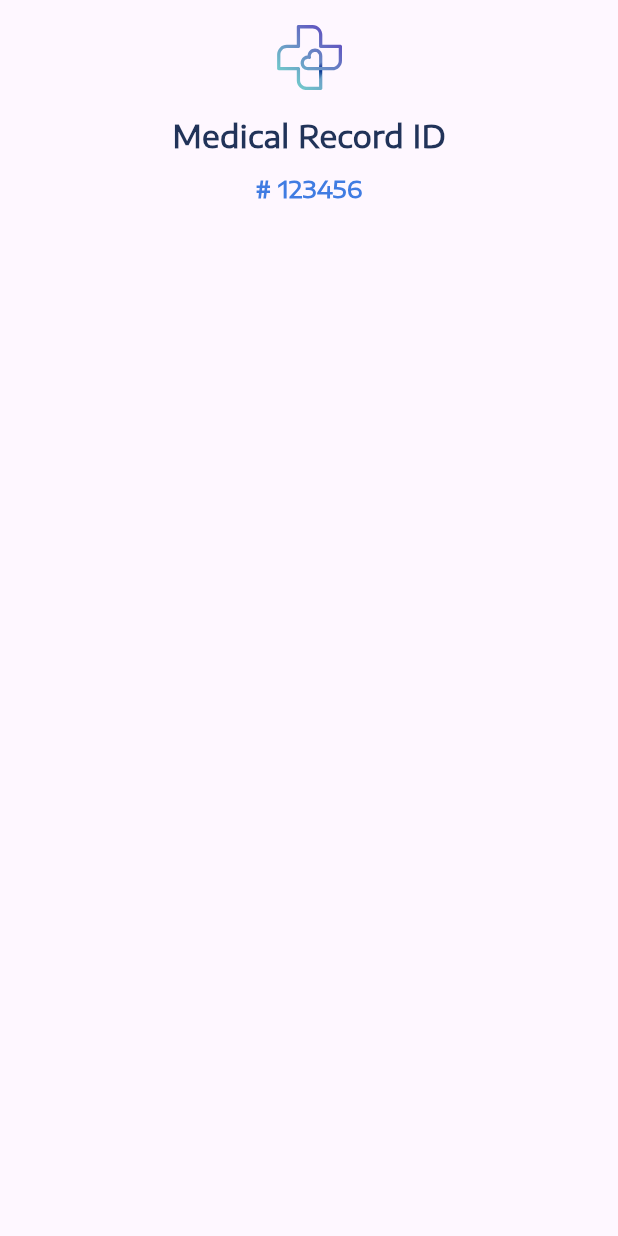
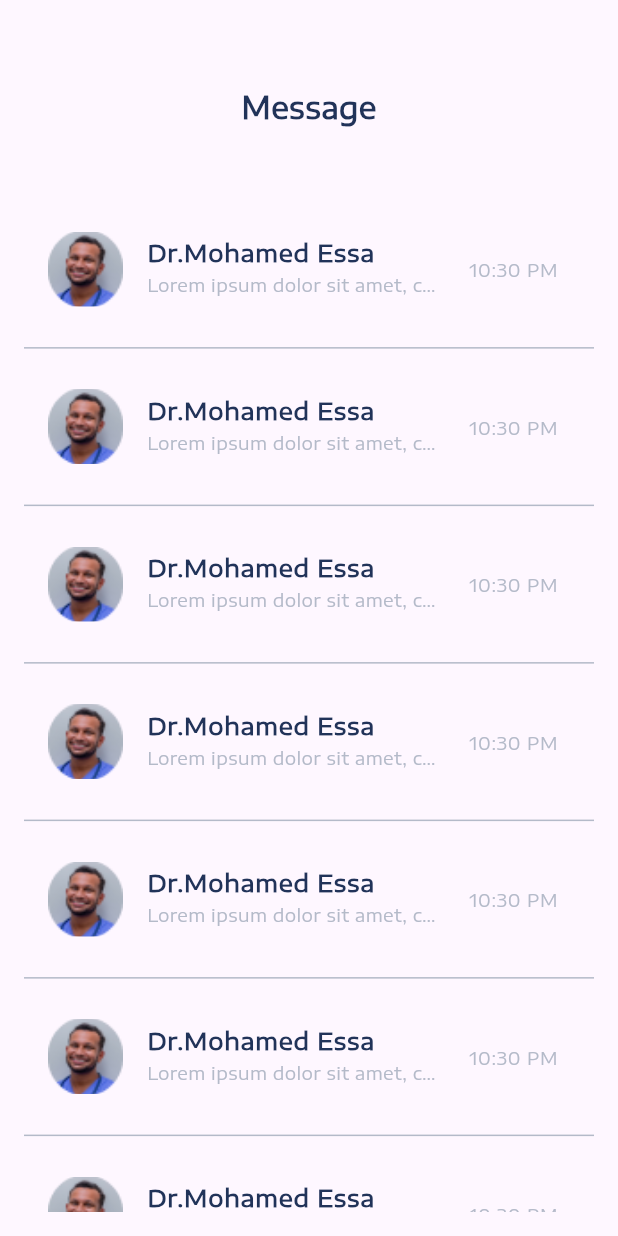
Before and after one commit to Med-EG/Flutter, a Flutter app: the MessageScreen screen opened directly, on a phone screen of 412 x 824 dp. Run offline on Flutter 3.47's test engine with Material 3 defaults, Android fonts, the phone set to English and light mode, and no system bars; our stand-ins replace dropdown_textfield, flutter_svg, google_nav_bar.

Commit message:
create message screen and change method of navigation to screen.id

```diff
--- a/lib/Views/chat_screen.dart
+++ b/lib/Views/chat_screen.dart
@@ -7,7 +7,7 @@ import '../widgets/custom_arrow_back.dart';
 
 class ChatScreen extends StatelessWidget {
   const ChatScreen({super.key});
-
+final String id = 'chatScreen';
   @override
   Widget build(BuildContext context) {
     double screenWidth = MediaQuery.of(context).size.width;
@@ -32,7 +32,7 @@ class ChatScreen extends StatelessWidget {
             ),
             Expanded(
               child: ListView.builder(itemBuilder: (context, index) {
-                return const ChatBubble();
+                return const ChatBubbleForFriend();
               }),
             ),
             const CustomTextFormField(label: 'type message here...')
--- a/lib/Views/message_screen.dart
+++ b/lib/Views/message_screen.dart
@@ -1,51 +1,39 @@
 import 'package:flutter/material.dart';
-import 'package:flutter_svg/flutter_svg.dart';
 import 'package:med_eg/constants/colors.dart';
+import 'package:med_eg/widgets/message_list_tile.dart';
 
 class MessageScreen extends StatelessWidget {
   const MessageScreen({super.key});
-
+final String id = 'messageScreen';
   @override
   Widget build(BuildContext context) {
     double screenHeight = MediaQuery.of(context).size.height;
+
     return SafeArea(
       child: Scaffold(
         body: Center(
           child: Padding(
-            padding: const EdgeInsets.all(16),
-            child: Column(
-              children: [
-                SvgPicture.asset('assets/images/SVG/Frame (1).svg'),
+              padding: const EdgeInsets.all(16),
+              child: Column(children: [
                 SizedBox(
-                  height: screenHeight * 0.02,
+                  height: screenHeight * 0.05,
                 ),
                 const Text(
-                  'Medical Record ID',
+                  'Message',
                   style: TextStyle(
                       color: darkBlue,
                       fontSize: 20,
                       fontWeight: FontWeight.bold),
                 ),
                 SizedBox(
-                  height: screenHeight * 0.01,
+                  height: screenHeight * 0.05,
                 ),
-                const Text(
-                  '# 123456',
-                  style: TextStyle(
-                      color: kPrimaryColor,
-                      fontSize: 16,
-                      fontWeight: FontWeight.bold),
-                ),
-                 SingleChildScrollView(
-                  child: Column(
-                    children: [
-
-                    ],
-                  ),
+                Expanded(
+                  child: ListView.builder(itemBuilder: (context, index) {
+                    return const MessageListTile();
+                  }),
                 )
-              ],
-            ),
-          ),
+              ])),
         ),
       ),
     );
--- a/lib/Views/signUp1.dart
+++ b/lib/Views/signUp1.dart
@@ -1,5 +1,6 @@
 import 'package:flutter/material.dart';
 import 'package:flutter_svg/flutter_svg.dart';
+import 'package:med_eg/Views/signUp2.dart';
 import 'package:med_eg/constants/texts.dart';
 import '../constants/colors.dart';
 import '../widgets/custom_button.dart';
@@ -8,7 +9,7 @@ import '../widgets/signUP_with.dart';
 
 class SignUp1 extends StatefulWidget {
   const SignUp1({super.key});
-
+final String id = 'signUp1';
   @override
   State<SignUp1> createState() => _SignUp1State();
 }
@@ -133,7 +134,7 @@ class _SignUp1State extends State<SignUp1> {
                 onTap: () {
                   if (nationalIDController.text.length == 14 &&
                       agree == true) {
-                    Navigator.pushNamed(context, '/signUp2');
+                    Navigator.pushNamed(context, const SignUp2().id);
                   } else if (nationalIDController.text.isEmpty ||
                       agree == false) {
                     setState(() {
--- a/lib/Views/signUp10.dart
+++ b/lib/Views/signUp10.dart
@@ -1,4 +1,5 @@
 import 'package:flutter/material.dart';
+import 'package:med_eg/Views/signUp6.dart';
 import '../constants/colors.dart';
 import '../widgets/custom_arrow_back.dart';
 import '../widgets/custom_button.dart';
@@ -9,7 +10,7 @@ import '../widgets/custom_text_information.dart';
 
 class SignUp10 extends StatelessWidget {
   const SignUp10({super.key});
-
+final String id = 'signUp10';
   @override
   Widget build(BuildContext context) {
     double screenHeight = MediaQuery.of(context).size.height;
@@ -56,7 +57,7 @@ class SignUp10 extends StatelessWidget {
                         text: 'Save',
                         color: kPrimaryColor,
                         onTap: () {
-                          Navigator.pushNamed(context, '/signUp11');
+                          Navigator.pushNamed(context, const SignUp6().id);
                         },
                       )
                     ],
--- a/lib/Views/signUp11.dart
+++ b/lib/Views/signUp11.dart
@@ -1,4 +1,5 @@
 import 'package:flutter/material.dart';
+import 'package:med_eg/Views/signUp6.dart';
 import 'package:med_eg/constants/colors.dart';
 import '../widgets/custom_arrow_back.dart';
 import '../widgets/custom_button.dart';
@@ -8,7 +9,7 @@ import '../widgets/custom_text_information.dart';
 
 class SignUp11 extends StatelessWidget {
   const SignUp11({super.key});
-
+final String id = 'signUp11';
   @override
   Widget build(BuildContext context) {
     double screenHeight = MediaQuery.of(context).size.height;
@@ -47,7 +48,7 @@ class SignUp11 extends StatelessWidget {
                         text: 'Save',
                         color: kPrimaryColor,
                         onTap: () {
-                          Navigator.pushNamed(context, '/signUp12');
+                          Navigator.pushNamed(context, const SignUp6().id);
                         },
                       )
                     ],
--- a/lib/Views/signUp12.dart
+++ b/lib/Views/signUp12.dart
@@ -5,7 +5,7 @@ import '../widgets/custom_text_information.dart';
 
 class SignUp12 extends StatelessWidget {
   const SignUp12({super.key});
-
+final String id = 'signUp12';
   @override
   Widget build(BuildContext context) {
 
--- a/lib/Views/signUp2.dart
+++ b/lib/Views/signUp2.dart
@@ -1,5 +1,6 @@
 import 'package:flutter/material.dart';
 import 'package:flutter_svg/svg.dart';
+import 'package:med_eg/Views/signUp3.dart';
 import '../widgets/custom_arrow_back.dart';
 import '../widgets/custom_button.dart';
 import '../widgets/custom_form.dart';
@@ -7,7 +8,7 @@ import '../widgets/custom_profile_container.dart';
 
 class SignUp2 extends StatelessWidget {
   const SignUp2({super.key});
-
+final String id = 'signUp2';
   @override
   Widget build(BuildContext context) {
     double screenHeight = MediaQuery.of(context).size.height;
@@ -47,7 +48,7 @@ class SignUp2 extends StatelessWidget {
                 text: 'Next',
                 color: Colors.blue,
                 onTap: () {
-                  Navigator.pushNamed(context, '/signUp3');
+                  Navigator.pushNamed(context, const SignUp3().id);
                 },
               )
             ],
--- a/lib/Views/signUp3.dart
+++ b/lib/Views/signUp3.dart
@@ -1,11 +1,12 @@
 import 'package:flutter/material.dart';
+import 'package:med_eg/Views/signUp6.dart';
 import 'package:med_eg/widgets/success_signUp.dart';
 import '../constants/colors.dart';
 import '../widgets/custom_button.dart';
 
 class SignUp3 extends StatelessWidget {
   const SignUp3({super.key});
-
+final String id = 'signUp3';
   @override
   Widget build(BuildContext context) {
     double screenHeight = MediaQuery.of(context).size.height;
@@ -63,7 +64,7 @@ class SignUp3 extends StatelessWidget {
                   text: 'Next',
                   color: kPrimaryColor,
                   onTap: () {
-                    Navigator.pushNamed(context, '/signUp6');
+                    Navigator.pushNamed(context, const SignUp6().id);
                   },
                 ),
               )
--- a/lib/Views/signUp4.dart
+++ b/lib/Views/signUp4.dart
@@ -2,7 +2,7 @@ import 'package:flutter/material.dart';
 
 class SignUp4 extends StatelessWidget {
   const SignUp4({super.key});
-
+final String id = 'signUp4';
   @override
   Widget build(BuildContext context) {
     double screenHeight = MediaQuery.of(context).size.height;
--- a/lib/Views/signUp7.dart
+++ b/lib/Views/signUp7.dart
@@ -1,4 +1,5 @@
 import 'package:flutter/material.dart';
+import 'package:med_eg/Views/signUp6.dart';
 import 'package:med_eg/constants/colors.dart';
 import '../widgets/custom_arrow_back.dart';
 import '../widgets/custom_button.dart';
@@ -9,7 +10,7 @@ import '../widgets/custom_text_information.dart';
 
 class SignUp7 extends StatelessWidget {
   const SignUp7({super.key});
-
+final String id = 'signUp7';
   @override
   Widget build(BuildContext context) {
     double screenHeight = MediaQuery.of(context).size.height;
@@ -52,7 +53,7 @@ class SignUp7 extends StatelessWidget {
                         text: 'Save',
                         color: kPrimaryColor,
                         onTap: () {
-                          Navigator.pushNamed(context, '/signUp8');
+                          Navigator.pushNamed(context, const SignUp6().id);
                         },
                       )
                     ],
--- a/lib/Views/signUp8.dart
+++ b/lib/Views/signUp8.dart
@@ -1,4 +1,5 @@
 import 'package:flutter/material.dart';
+import 'package:med_eg/Views/signUp6.dart';
 import '../constants/colors.dart';
 import '../widgets/custom_arrow_back.dart';
 import '../widgets/custom_button.dart';
@@ -9,7 +10,7 @@ import '../widgets/custom_text_information.dart';
 
 class SignUp8 extends StatelessWidget {
   const SignUp8({super.key});
-
+final String id = 'signUp8';
   @override
   Widget build(BuildContext context) {
     double screenHeight = MediaQuery.of(context).size.height;
@@ -52,7 +53,7 @@ class SignUp8 extends StatelessWidget {
                         text: 'Save',
                         color: kPrimaryColor,
                         onTap: () {
-                          Navigator.pushNamed(context, '/signUp9');
+                          Navigator.pushNamed(context, const SignUp6().id);
                         },
                       )
                     ],
--- a/lib/Views/signUp9.dart
+++ b/lib/Views/signUp9.dart
@@ -1,4 +1,5 @@
 import 'package:flutter/material.dart';
+import 'package:med_eg/Views/signUp6.dart';
 import '../constants/colors.dart';
 import '../widgets/custom_arrow_back.dart';
 import '../widgets/custom_button.dart';
@@ -8,7 +9,7 @@ import '../widgets/custom_text_information.dart';
 
 class SignUp9 extends StatelessWidget {
   const SignUp9({super.key});
-
+final String id = 'signUp9';
   @override
   Widget build(BuildContext context) {
     double screenHeight = MediaQuery.of(context).size.height;
@@ -57,7 +58,7 @@ class SignUp9 extends StatelessWidget {
                         text: 'Save',
                         color: kPrimaryColor,
                         onTap: () {
-                          Navigator.pushNamed(context, '/signUp10');
+                          Navigator.pushNamed(context, const SignUp6().id);
                         },
                       )
                     ],
--- /dev/null
+++ b/lib/widgets/message_list_tile.dart
@@ -0,0 +1,44 @@
+import 'package:flutter/material.dart';
+import 'package:med_eg/Views/chat_screen.dart';
+import '../constants/colors.dart';
+
+class MessageListTile extends StatelessWidget {
+  const MessageListTile({super.key});
+
+  @override
+  Widget build(BuildContext context) {
+    double screenWidth = MediaQuery.of(context).size.width;
+    return Container(
+      width: screenWidth,
+      padding: const EdgeInsets.symmetric(vertical: 16),
+      decoration: const BoxDecoration(
+        border: Border(
+          bottom: BorderSide(color: lightGrey, width: 1)
+        )
+      ),
+      child: ListTile(
+        leading: ClipRRect(
+        borderRadius: BorderRadius.circular(16),
+        child: Image.asset('assets/images/PNG/Dr.png',
+        height: 50,
+        width: 50,
+        fit: BoxFit.cover,),
+        ),
+        title: const Text(
+          'Dr.Mohamed Essa',
+          style: TextStyle(
+              color: darkBlue, fontWeight: FontWeight.bold, fontSize: 16),
+        ),
+        onTap: () => Navigator.pushNamed(context, const ChatScreen().id),
+        trailing: const Text('10:30 PM',style: TextStyle(color: lightGrey, fontWeight: FontWeight.w500, fontSize: 12),),
+        subtitle: const Text(
+          'Lorem ipsum dolor sit amet, consectetur ,Lorem ipsum dolor sit amet, consectetur Lorem ipsum dolor sit amet',
+          style: TextStyle(
+              fontSize: 12, color: lightGrey, fontWeight: FontWeight.w500),
+              maxLines: 1,
+              overflow: TextOverflow.ellipsis,
+        ),
+      ),
+    );
+  }
+}
```
Also changed, not shown: lib/Views/signUp6.dart (+13 -7 lines), lib/main.dart (+16 -13 lines), assets/images/PNG/Dr.png (renamed from assets/images/PNG/unsplash_279xIHymPYY.png), 1 other file.
